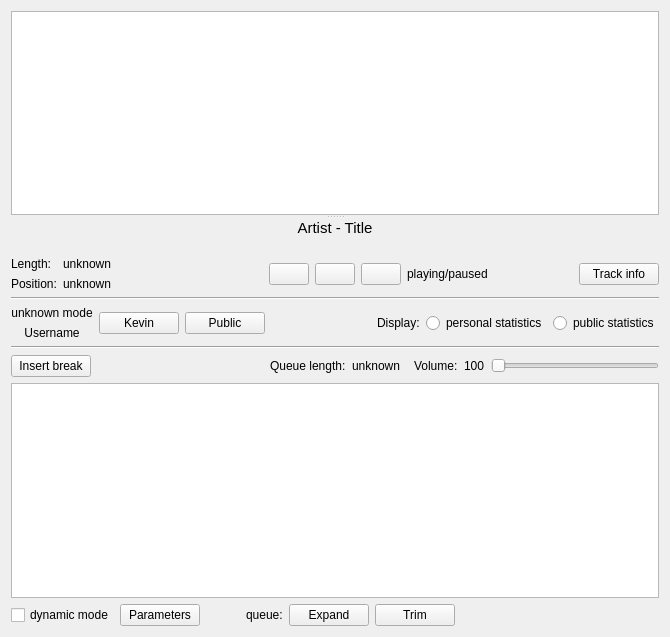
Old version of the form src/desktop-remote/mainwidget.ui in the repository hyperquantum/PMP.
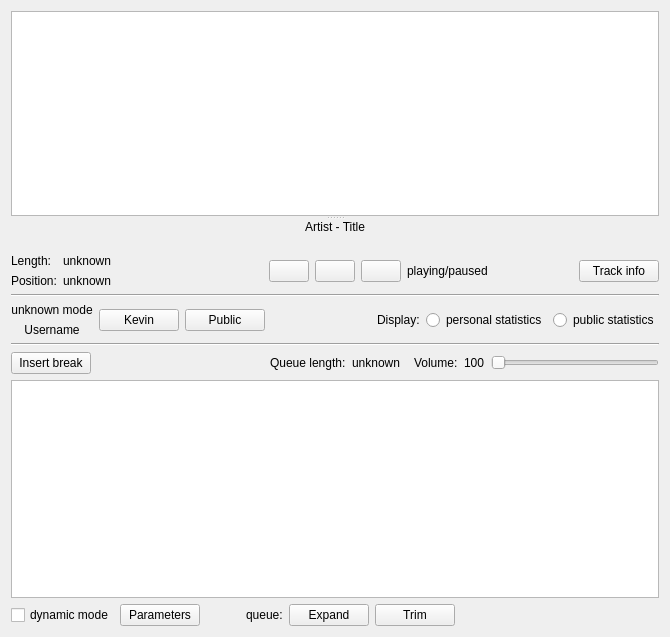
New version of the form. Icons and pictures are not drawn. Custom widgets are drawn as their Qt base class.

Commit message: Set relative font size in code for artist/title

Diff of the .ui file:
```diff
--- a/src/desktop-remote/mainwidget.ui
+++ b/src/desktop-remote/mainwidget.ui
@@ -42,9 +42,6 @@
         <layout class="QVBoxLayout" name="currentTrackAndProgressLayout">
          <item>
           <widget class="QLabel" name="artistTitleLabel">
-           <property name="styleSheet">
-            <string notr="true">font-size: 11pt;</string>
-           </property>
            <property name="text">
             <string>Artist - Title</string>
            </property>
```
The commit also changes 1 other file.
